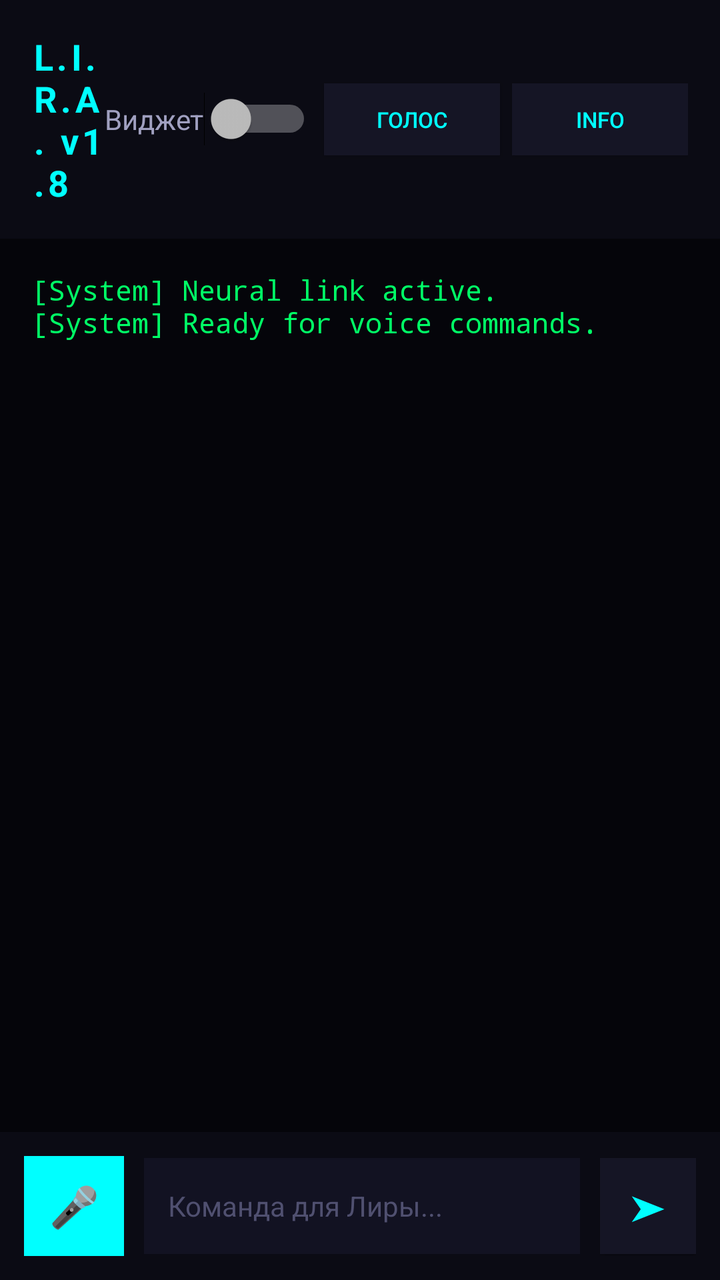
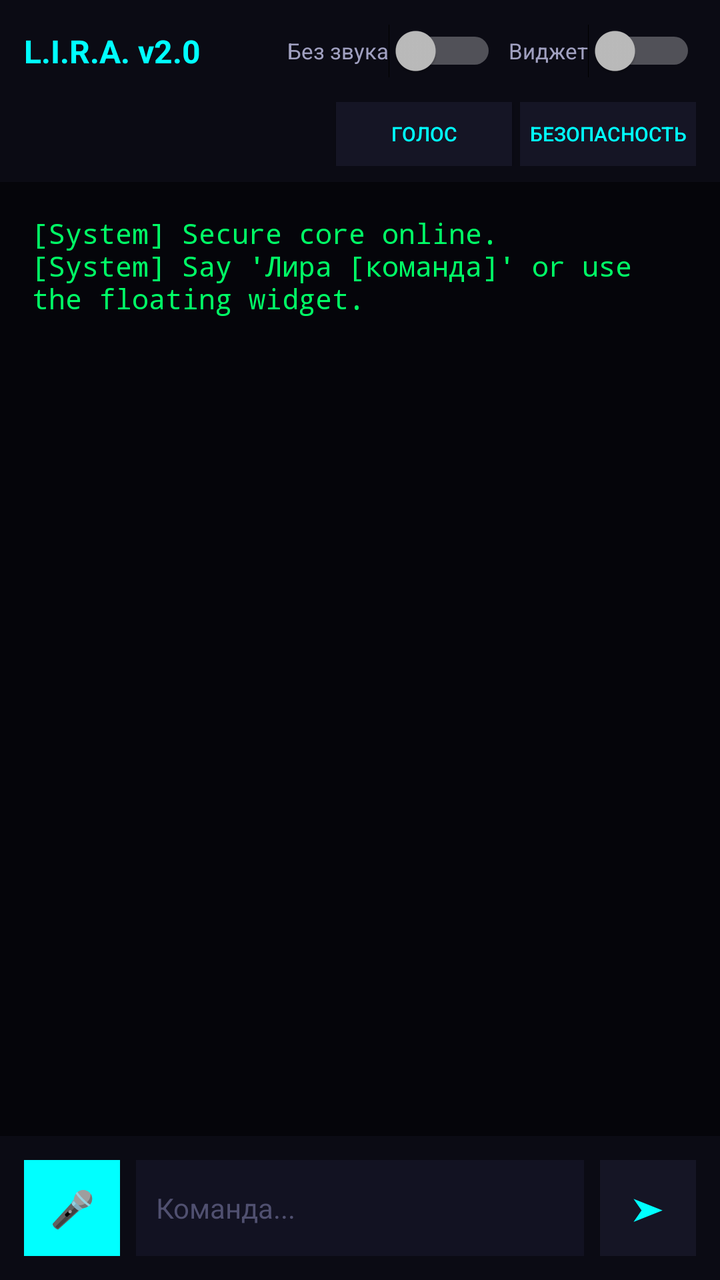

Compare the two renders of this Android layout. The source of the first and the diff that turns it into the second are given below.
<!-- AndroidManifest.xml: application theme android:Theme.DeviceDefault.NoActionBar -->
<!-- res/layout/activity_main.xml -->
<?xml version="1.0" encoding="utf-8"?>
<RelativeLayout xmlns:android="http://schemas.android.com/apk/res/android"
    android:layout_width="match_parent"
    android:layout_height="match_parent"
    android:background="#05050A">

    <LinearLayout
        android:id="@+id/topBar"
        android:layout_width="match_parent"
        android:layout_height="wrap_content"
        android:orientation="horizontal"
        android:padding="16dp"
        android:gravity="center_vertical"
        android:background="#0B0B14">
        
        <TextView
            android:layout_width="0dp"
            android:layout_height="wrap_content"
            android:layout_weight="1"
            android:text="L.I.R.A. v1.8"
            android:textColor="#00FFFF"
            android:textSize="18sp"
            android:textStyle="bold"
            android:letterSpacing="0.1"/>

        <Switch
            android:id="@+id/widgetSwitch"
            android:layout_width="wrap_content"
            android:layout_height="wrap_content"
            android:text="Виджет"
            android:textColor="#A0A0C0"/>

        <Button
            android:id="@+id/voiceBtn"
            android:layout_width="wrap_content"
            android:layout_height="36dp"
            android:text="Голос"
            android:textSize="11sp"
            android:layout_marginStart="6dp"
            android:background="#151525"
            android:textColor="#00FFFF"/>
            
        <Button
            android:id="@+id/policyBtn"
            android:layout_width="wrap_content"
            android:layout_height="36dp"
            android:text=" Info "
            android:textSize="11sp"
            android:layout_marginStart="6dp"
            android:background="#151525"
            android:textColor="#00FFFF"/>
    </LinearLayout>

    <ScrollView
        android:id="@+id/scrollView"
        android:layout_width="match_parent"
        android:layout_height="match_parent"
        android:layout_above="@id/bottomBar"
        android:layout_below="@id/topBar"
        android:padding="16dp">
        
        <TextView
            android:id="@+id/chatDisplay"
            android:layout_width="match_parent"
            android:layout_height="wrap_content"
            android:textColor="#00FF66"
            android:textSize="14sp"
            android:fontFamily="monospace"
            android:text="[System] Neural link active.\n[System] Ready for voice commands."/>
    </ScrollView>

    <LinearLayout
        android:id="@+id/bottomBar"
        android:layout_width="match_parent"
        android:layout_height="wrap_content"
        android:layout_alignParentBottom="true"
        android:orientation="horizontal"
        android:padding="12dp"
        android:gravity="center_vertical"
        android:background="#0B0B14">

        <Button
            android:id="@+id/micButton"
            android:layout_width="50dp"
            android:layout_height="50dp"
            android:background="#00FFFF"
            android:text="🎤"
            android:textSize="20sp"
            android:textColor="#000000"/>

        <EditText
            android:id="@+id/inputField"
            android:layout_width="0dp"
            android:layout_height="48dp"
            android:layout_weight="1"
            android:layout_marginStart="10dp"
            android:layout_marginEnd="10dp"
            android:hint="Команда для Лиры..."
            android:textColorHint="#505070"
            android:textColor="#FFFFFF"
            android:textSize="14sp"
            android:background="#121222"
            android:paddingStart="12dp"
            android:paddingEnd="12dp"/>

        <Button
            android:id="@+id/sendButton"
            android:layout_width="48dp"
            android:layout_height="48dp"
            android:background="#151525"
            android:text="➤"
            android:textColor="#00FFFF"
            android:textSize="18sp"/>
    </LinearLayout>
</RelativeLayout>
<!-- resources referenced by this layout -->
<resources>

</resources>

<!-- the commit's change to res/layout/activity_main.xml (unified diff, before → after) -->
@@ -9,7 +9,7 @@
         android:layout_width="match_parent"
         android:layout_height="wrap_content"
         android:orientation="horizontal"
-        android:padding="16dp"
+        android:padding="12dp"
         android:gravity="center_vertical"
         android:background="#0B0B14">
         
@@ -17,36 +17,59 @@
             android:layout_width="0dp"
             android:layout_height="wrap_content"
             android:layout_weight="1"
-            android:text="L.I.R.A. v1.8"
+            android:text="L.I.R.A. v2.0"
             android:textColor="#00FFFF"
-            android:textSize="18sp"
-            android:textStyle="bold"
-            android:letterSpacing="0.1"/>
+            android:textSize="16sp"
+            android:textStyle="bold"/>
+
+        <Switch
+            android:id="@+id/voiceMuteSwitch"
+            android:layout_width="wrap_content"
+            android:layout_height="wrap_content"
+            android:text="Без звука"
+            android:textColor="#A0A0C0"
+            android:textSize="11sp"
+            android:layout_marginEnd="6dp"/>
 
         <Switch
             android:id="@+id/widgetSwitch"
             android:layout_width="wrap_content"
             android:layout_height="wrap_content"
             android:text="Виджет"
-            android:textColor="#A0A0C0"/>
+            android:textColor="#A0A0C0"
+            android:textSize="11sp"/>
+    </LinearLayout>
+
+    
+    <LinearLayout
+        android:id="@+id/subTopBar"
+        android:layout_width="match_parent"
+        android:layout_height="wrap_content"
+        android:layout_below="@id/topBar"
+        android:orientation="horizontal"
+        android:paddingStart="12dp"
+        android:paddingEnd="12dp"
+        android:paddingBottom="8dp"
+        android:background="#0B0B14"
+        android:gravity="end">
 
         <Button
             android:id="@+id/voiceBtn"
             android:layout_width="wrap_content"
-            android:layout_height="36dp"
+            android:layout_height="32dp"
             android:text="Голос"
-            android:textSize="11sp"
-            android:layout_marginStart="6dp"
+            android:textSize="10sp"
+            android:layout_marginStart="4dp"
             android:background="#151525"
             android:textColor="#00FFFF"/>
             
         <Button
             android:id="@+id/policyBtn"
             android:layout_width="wrap_content"
-            android:layout_height="36dp"
-            android:text=" Info "
-            android:textSize="11sp"
-            android:layout_marginStart="6dp"
+            android:layout_height="32dp"
+            android:text="Безопасность"
+            android:textSize="10sp"
+            android:layout_marginStart="4dp"
             android:background="#151525"
             android:textColor="#00FFFF"/>
     </LinearLayout>
@@ -56,7 +79,7 @@
         android:layout_width="match_parent"
         android:layout_height="match_parent"
         android:layout_above="@id/bottomBar"
-        android:layout_below="@id/topBar"
+        android:layout_below="@id/subTopBar"
         android:padding="16dp">
         
         <TextView
@@ -66,7 +89,7 @@
             android:textColor="#00FF66"
             android:textSize="14sp"
             android:fontFamily="monospace"
-            android:text="[System] Neural link active.\n[System] Ready for voice commands."/>
+            android:text="[System] Secure core online.\n[System] Say 'Лира [команда]' or use the floating widget."/>
     </ScrollView>
 
     <LinearLayout
@@ -81,11 +104,11 @@
 
         <Button
             android:id="@+id/micButton"
-            android:layout_width="50dp"
-            android:layout_height="50dp"
+            android:layout_width="48dp"
+            android:layout_height="48dp"
             android:background="#00FFFF"
             android:text="🎤"
-            android:textSize="20sp"
+            android:textSize="18sp"
             android:textColor="#000000"/>
 
         <EditText
@@ -93,15 +116,15 @@
             android:layout_width="0dp"
             android:layout_height="48dp"
             android:layout_weight="1"
-            android:layout_marginStart="10dp"
-            android:layout_marginEnd="10dp"
-            android:hint="Команда для Лиры..."
+            android:layout_marginStart="8dp"
+            android:layout_marginEnd="8dp"
+            android:hint="Команда..."
             android:textColorHint="#505070"
             android:textColor="#FFFFFF"
             android:textSize="14sp"
             android:background="#121222"
-            android:paddingStart="12dp"
-            android:paddingEnd="12dp"/>
+            android:paddingStart="10dp"
+            android:paddingEnd="10dp"/>
 
         <Button
             android:id="@+id/sendButton"
@@ -110,6 +133,6 @@
             android:background="#151525"
             android:text="➤"
             android:textColor="#00FFFF"
-            android:textSize="18sp"/>
+            android:textSize="16sp"/>
     </LinearLayout>
 </RelativeLayout>
